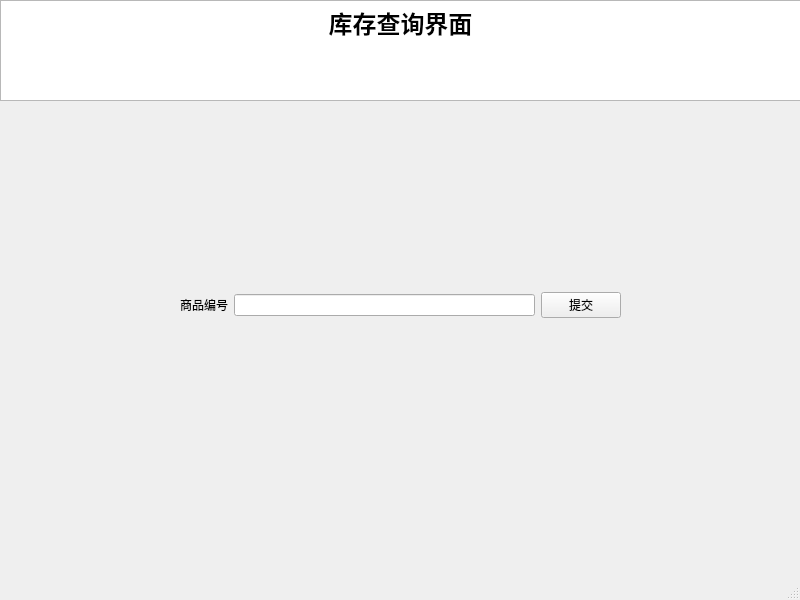
Before: the Qt Designer form QtUI/UI/StockSearchWindow.ui in A-Kaga/SuperMarket, drawn with Qt 5.
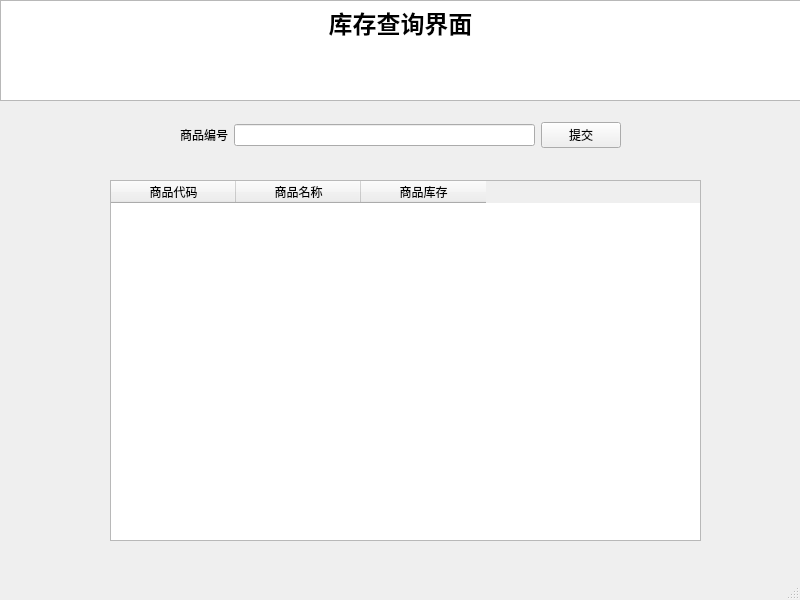
After: the same form once the commit is applied.

Commit message: 完善了进货登记功能，修了登录的bug，准备完善一下库存查询功能

What changed in the file:
```diff
--- a/QtUI/UI/StockSearchWindow.ui
+++ b/QtUI/UI/StockSearchWindow.ui
@@ -31,11 +31,11 @@
 &lt;p align=&quot;center&quot; style=&quot; margin-top:0px; margin-bottom:0px; margin-left:0px; margin-right:0px; -qt-block-indent:0; text-indent:0px;&quot;&gt;&lt;span style=&quot; font-size:18pt; font-weight:600;&quot;&gt;库存查询界面&lt;/span&gt;&lt;/p&gt;&lt;/body&gt;&lt;/html&gt;</string>
     </property>
    </widget>
-   <widget class="QWidget" name="">
+   <widget class="QWidget" name="layoutWidget">
     <property name="geometry">
      <rect>
       <x>180</x>
-      <y>290</y>
+      <y>120</y>
       <width>441</width>
       <height>30</height>
      </rect>
@@ -64,6 +64,58 @@
      </item>
     </layout>
    </widget>
+   <widget class="QTableWidget" name="tableWidget">
+    <property name="geometry">
+     <rect>
+      <x>110</x>
+      <y>180</y>
+      <width>591</width>
+      <height>361</height>
+     </rect>
+    </property>
+    <property name="columnCount">
+     <number>3</number>
+    </property>
+    <attribute name="horizontalHeaderVisible">
+     <bool>true</bool>
+    </attribute>
+    <attribute name="horizontalHeaderCascadingSectionResizes">
+     <bool>true</bool>
+    </attribute>
+    <attribute name="horizontalHeaderDefaultSectionSize">
+     <number>125</number>
+    </attribute>
+    <attribute name="horizontalHeaderHighlightSections">
+     <bool>true</bool>
+    </attribute>
+    <attribute name="horizontalHeaderMinimumSectionSize">
+     <number>31</number>
+    </attribute>
+    <attribute name="verticalHeaderCascadingSectionResizes">
+     <bool>true</bool>
+    </attribute>
+    <attribute name="verticalHeaderDefaultSectionSize">
+     <number>37</number>
+    </attribute>
+    <attribute name="verticalHeaderMinimumSectionSize">
+     <number>30</number>
+    </attribute>
+    <column>
+     <property name="text">
+      <string>商品代码</string>
+     </property>
+    </column>
+    <column>
+     <property name="text">
+      <string>商品名称</string>
+     </property>
+    </column>
+    <column>
+     <property name="text">
+      <string>商品库存</string>
+     </property>
+    </column>
+   </widget>
   </widget>
   <widget class="QMenuBar" name="menubar">
    <property name="geometry">
```
The commit also changes 7 other files.
